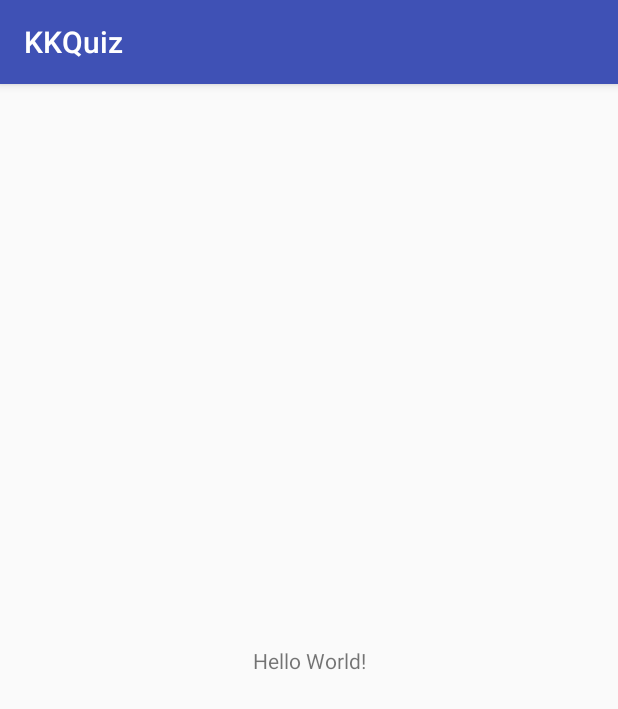
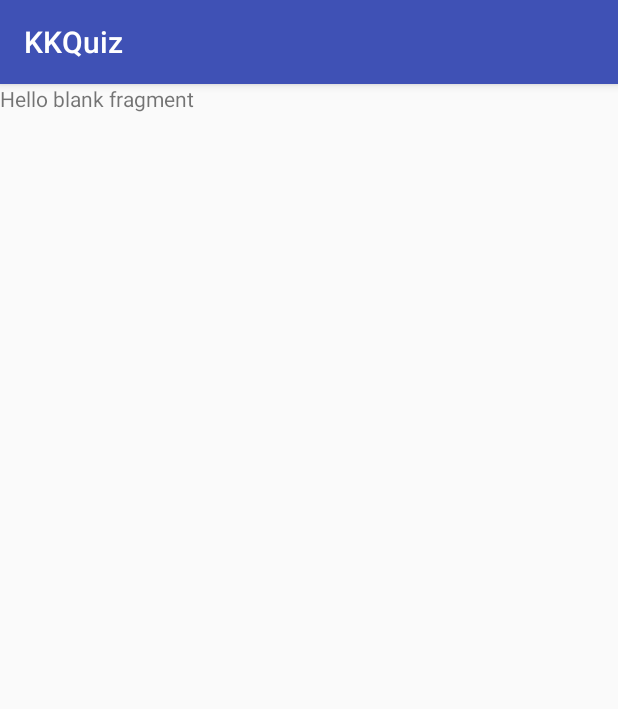
Before and after one commit to crazyma/KKQuiz, an Android app: the screen it shows after launch (MainActivity), on a phone screen of 412 x 824 dp. Shown: the top 709 px of the screen. Run offline under Robolectric (Android 15) with nearby library versions, the phone set to English and light mode, and no system bars.

Commit message:
feat: create PlayPageFragment

```diff
--- a/app/build.gradle
+++ b/app/build.gradle
@@ -24,9 +24,10 @@ android {
 
 dependencies {
     implementation fileTree(dir: 'libs', include: ['*.jar'])
-    implementation"org.jetbrains.kotlin:kotlin-stdlib-jre7:$kotlin_version"
+    implementation "org.jetbrains.kotlin:kotlin-stdlib-jre7:$kotlin_version"
     implementation 'com.android.support:appcompat-v7:26.1.0'
     implementation 'com.android.support.constraint:constraint-layout:1.0.2'
+    implementation 'com.android.support:support-v4:26.1.0'
     testImplementation 'junit:junit:4.12'
     androidTestImplementation 'com.android.support.test:runner:1.0.1'
     androidTestImplementation 'com.android.support.test.espresso:espresso-core:3.0.1'
--- a/app/src/main/java/com/beibeilab/kkquiz/MainActivity.kt
+++ b/app/src/main/java/com/beibeilab/kkquiz/MainActivity.kt
@@ -2,11 +2,16 @@ package com.beibeilab.kkquiz
 
 import android.support.v7.app.AppCompatActivity
 import android.os.Bundle
+import com.beibeilab.kkquiz.Utils.FragmentUtils
 
 class MainActivity : AppCompatActivity() {
 
     override fun onCreate(savedInstanceState: Bundle?) {
         super.onCreate(savedInstanceState)
         setContentView(R.layout.activity_main)
+
+        FragmentUtils.setupFragment(
+                this, PlayPageFragment.newInstance(), R.id.fragment_content
+        )
     }
 }
--- /dev/null
+++ b/app/src/main/java/com/beibeilab/kkquiz/PlayPageFragment.kt
@@ -0,0 +1,28 @@
+package com.beibeilab.kkquiz
+
+
+import android.os.Bundle
+import android.support.v4.app.Fragment
+import android.view.LayoutInflater
+import android.view.View
+import android.view.ViewGroup
+
+
+/**
+ * A simple [Fragment] subclass.
+ */
+class PlayPageFragment : Fragment() {
+
+    companion object {
+        fun newInstance(): PlayPageFragment{
+            return PlayPageFragment()
+        }
+    }
+
+    override fun onCreateView(inflater: LayoutInflater?, container: ViewGroup?,
+                              savedInstanceState: Bundle?): View? {
+        // Inflate the layout for this fragment
+        return inflater!!.inflate(R.layout.fragment_play_page, container, false)
+    }
+
+}// Required empty public constructor
--- /dev/null
+++ b/app/src/main/java/com/beibeilab/kkquiz/Utils/FragmentUtils.kt
@@ -0,0 +1,26 @@
+package com.beibeilab.kkquiz.Utils
+
+import android.support.v4.app.Fragment
+import android.support.v4.app.FragmentActivity
+
+/**
+ * Created by david on 2018/1/7.
+ *
+ *
+ */
+
+class FragmentUtils {
+    companion object {
+        fun setupFragment(activity: FragmentActivity, fragment: Fragment, layoutID: Int) {
+            // TODO("Think about how to improve this class by Dagger2")
+
+            val fragmentManager = activity.supportFragmentManager
+
+            if( fragmentManager.findFragmentById(layoutID) == null){
+                val fragmentTransaction = fragmentManager.beginTransaction()
+                fragmentTransaction.add(layoutID, fragment)
+                fragmentTransaction.commit()
+            }
+        }
+    }
+}
--- a/app/src/main/res/layout/activity_main.xml
+++ b/app/src/main/res/layout/activity_main.xml
@@ -1,18 +1,7 @@
 <?xml version="1.0" encoding="utf-8"?>
-<android.support.constraint.ConstraintLayout xmlns:android="http://schemas.android.com/apk/res/android"
-    xmlns:app="http://schemas.android.com/apk/res-auto"
+<FrameLayout xmlns:android="http://schemas.android.com/apk/res/android"
     xmlns:tools="http://schemas.android.com/tools"
+    android:id="@+id/fragment_content"
     android:layout_width="match_parent"
     android:layout_height="match_parent"
-    tools:context="com.beibeilab.kkquiz.MainActivity">
-
-    <TextView
-        android:layout_width="wrap_content"
-        android:layout_height="wrap_content"
-        android:text="Hello World!"
-        app:layout_constraintBottom_toBottomOf="parent"
-        app:layout_constraintLeft_toLeftOf="parent"
-        app:layout_constraintRight_toRightOf="parent"
-        app:layout_constraintTop_toTopOf="parent" />
-
-</android.support.constraint.ConstraintLayout>
+    tools:context="com.beibeilab.kkquiz.MainActivity"/>
--- /dev/null
+++ b/app/src/main/res/layout/fragment_play_page.xml
@@ -0,0 +1,13 @@
+<FrameLayout xmlns:android="http://schemas.android.com/apk/res/android"
+    xmlns:tools="http://schemas.android.com/tools"
+    android:layout_width="match_parent"
+    android:layout_height="match_parent"
+    tools:context="com.beibeilab.kkquiz.PlayPageFragment">
+
+    <!-- TODO: Update blank fragment layout -->
+    <TextView
+        android:layout_width="match_parent"
+        android:layout_height="match_parent"
+        android:text="@string/hello_blank_fragment" />
+
+</FrameLayout>
--- a/app/src/main/res/values/strings.xml
+++ b/app/src/main/res/values/strings.xml
@@ -1,3 +1,6 @@
 <resources>
     <string name="app_name">KKQuiz</string>
+
+    <!-- TODO: Remove or change this placeholder text -->
+    <string name="hello_blank_fragment">Hello blank fragment</string>
 </resources>
```
